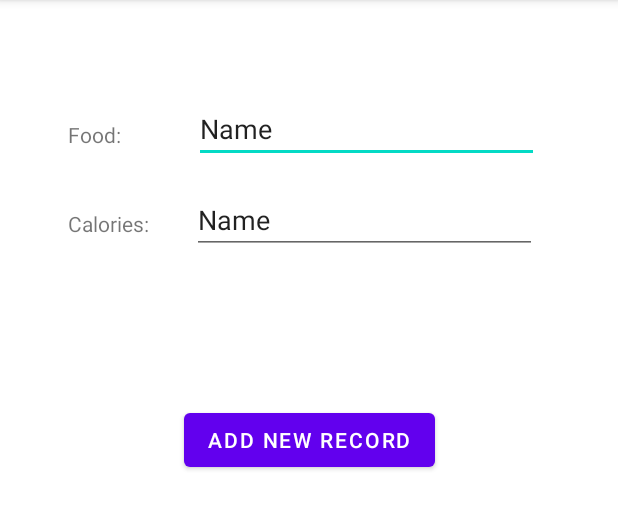
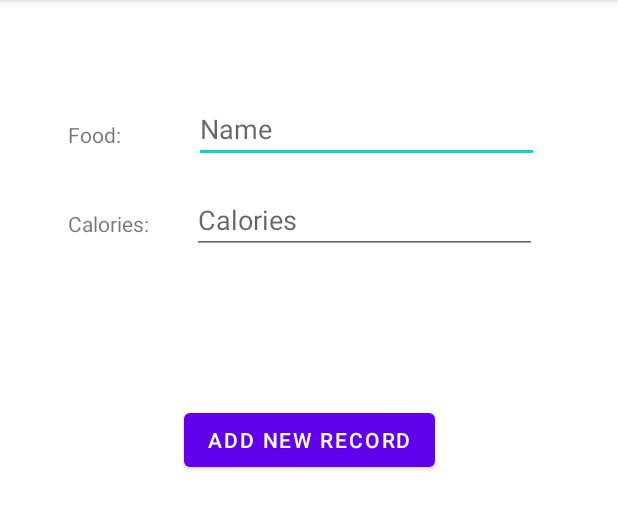
Before and after one commit to MehakMaqsood/p5, an Android app: the screen it shows after launch (AddFoodActivity), after a tap on "ADD NEW ITEM", on a phone screen of 412 x 824 dp, the part 84-614 px from its top. Run offline under Robolectric (Android 15) with nearby library versions, the phone set to English and light mode, and no system bars; our stand-ins replace Room's generated code.

Commit message:
Fixed problem with adding calories to database

```diff
--- a/app/src/main/java/com/example/bitfit/AddFoodActivity.kt
+++ b/app/src/main/java/com/example/bitfit/AddFoodActivity.kt
@@ -23,10 +23,10 @@ class AddFoodActivity : AppCompatActivity() {
 
             } else {
                 val food = findViewById<EditText>(R.id.etAddFood).text.toString()
-                //val calories = findViewById<EditText>(R.id.etAddCal).text.toString()
+                val calories = findViewById<EditText>(R.id.etAddCal).text.toString()
 
-
-                replyIntent.putExtra(EXTRA_REPLY, food)
+                replyIntent.putExtra(EXTRA_FOOD, food)
+                replyIntent.putExtra(EXTRA_CALORIES,calories)
                 setResult(Activity.RESULT_OK, replyIntent)
 
             /*    val extras = Bundle()
@@ -44,7 +44,8 @@ class AddFoodActivity : AppCompatActivity() {
 
 
     companion object {
-        const val EXTRA_REPLY = "FOOD_EXTRA"
+        const val EXTRA_FOOD = "FOOD_EXTRA"
+        const val EXTRA_CALORIES = "CALORIES_EXTRA"
     }
 
 }
--- a/app/src/main/java/com/example/bitfit/FoodAdapter.kt
+++ b/app/src/main/java/com/example/bitfit/FoodAdapter.kt
@@ -28,7 +28,7 @@ class FoodAdapter internal constructor(context: Context) : RecyclerView.Adapter<
     override fun onBindViewHolder(holder: FoodViewHolder, position: Int) {
         val current = food[position]
         holder.foodItemView.text = current.foodname
-        //holder.numCalView.text = current.calories.toString()
+        holder.numCalView.text = current.calories.toString()
     }
 
     internal fun setFood(food: List<FoodItem>) {
--- a/app/src/main/java/com/example/bitfit/FoodItem.kt
+++ b/app/src/main/java/com/example/bitfit/FoodItem.kt
@@ -8,5 +8,5 @@ import androidx.room.PrimaryKey
 class FoodItem (
     @PrimaryKey(autoGenerate = true) val id: Long = 0,
     @ColumnInfo(name = "Foodname") val foodname: String?,
-    //@ColumnInfo(name = "Calories")  val calories: Int?
+    @ColumnInfo(name = "Calories")  val calories: Int?
 )
--- a/app/src/main/java/com/example/bitfit/MainActivity.kt
+++ b/app/src/main/java/com/example/bitfit/MainActivity.kt
@@ -57,8 +57,10 @@ class MainActivity : AppCompatActivity() {
 
         if (requestCode == newFoodActivityRequestCode && resultCode == Activity.RESULT_OK) {
             intentData?.let { data ->
-                val food = FoodItem(0,data.getStringExtra(AddFoodActivity.EXTRA_REPLY))
+                // Add new food name into database
+                val food = FoodItem(0,data.getStringExtra(AddFoodActivity.EXTRA_FOOD), data.getStringExtra(AddFoodActivity.EXTRA_CALORIES)?.toInt())
                 itemViewModel.insert(food)
+                // Add new calories into database
             }
         } else {
             Toast.makeText(
--- a/app/src/main/res/layout/add_food.xml
+++ b/app/src/main/res/layout/add_food.xml
@@ -32,7 +32,7 @@
         android:layout_height="wrap_content"
         android:ems="10"
         android:inputType="textPersonName"
-        android:text="Name"
+        android:hint="Name"
         android:layout_marginTop="63dp"
         android:layout_marginLeft="45dp"
         app:layout_constraintTop_toTopOf="parent"
@@ -44,7 +44,7 @@
         android:layout_height="wrap_content"
         android:ems="10"
         android:inputType="textPersonName"
-        android:text="Name"
+        android:hint="Calories"
         android:layout_marginLeft="25dp"
         android:layout_marginTop="15dp"
         app:layout_constraintStart_toEndOf="@id/tvAddCal"
--- a/app/src/main/res/layout/food_item.xml
+++ b/app/src/main/res/layout/food_item.xml
@@ -1,7 +1,7 @@
 <?xml version="1.0" encoding="utf-8"?>
 <androidx.constraintlayout.widget.ConstraintLayout xmlns:android="http://schemas.android.com/apk/res/android"
     android:layout_width="match_parent"
-    android:layout_height="match_parent"
+    android:layout_height="wrap_content"
     xmlns:app="http://schemas.android.com/apk/res-auto">
 
     <TextView
```
